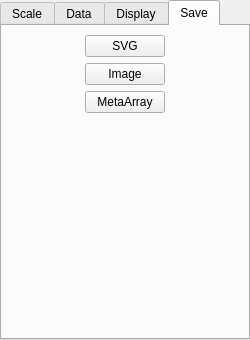
The window that plotConfigTemplate.ui (calanoue/pyqtgraph) describes before a commit, drawn with Qt 5.
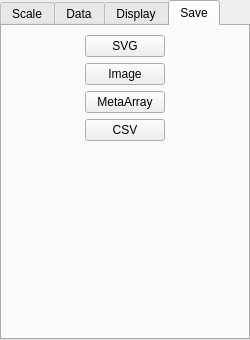
The same window after the commit. The open tabs and pages were chosen to show the change.

Patch:
```diff
--- a/plotConfigTemplate.ui
+++ b/plotConfigTemplate.ui
@@ -517,6 +517,13 @@
            </property>
           </widget>
          </item>
+         <item row="3" column="0">
+          <widget class="QPushButton" name="saveCsvBtn">
+           <property name="text">
+            <string>CSV</string>
+           </property>
+          </widget>
+         </item>
         </layout>
        </item>
        <item row="0" column="2">
```
